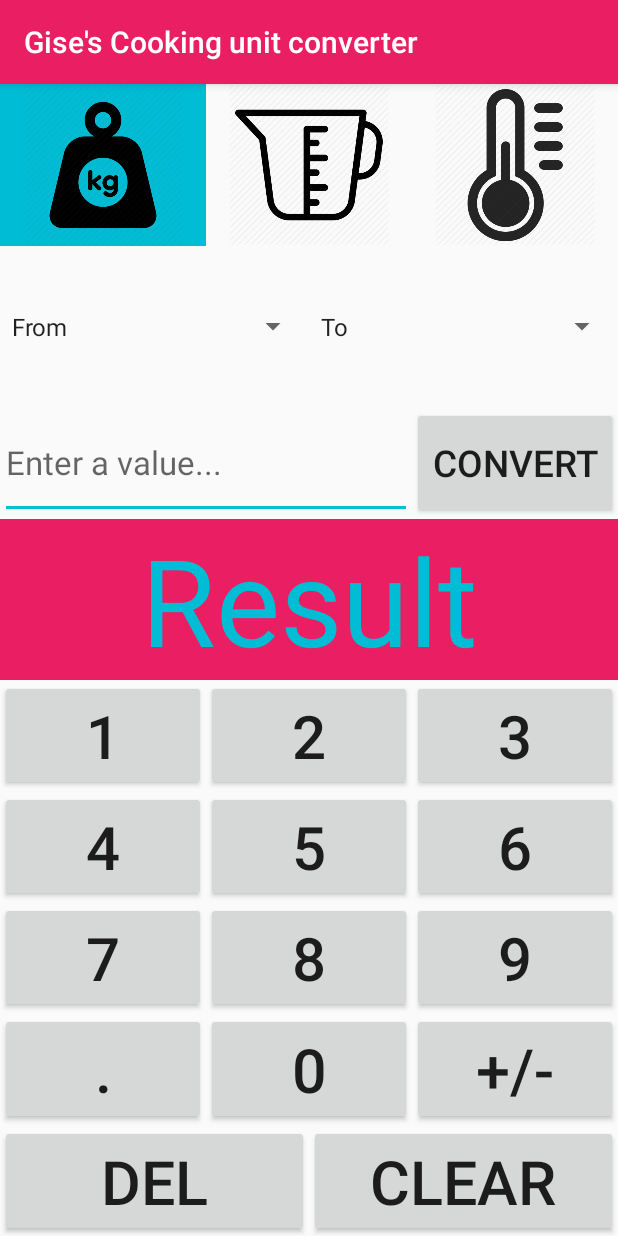
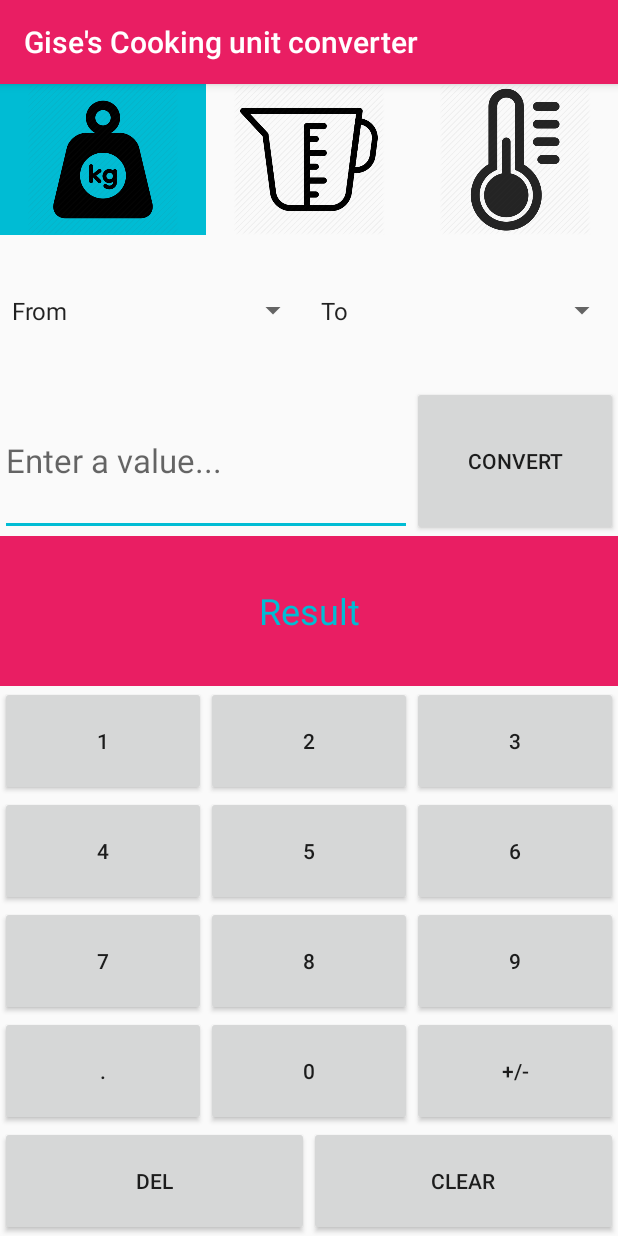
Before and after one commit to jlrods/GisesCookingunitconverter, an Android app: the screen it shows after launch (MainActivity), on a phone screen of 412 x 824 dp. Run offline under Robolectric (Android 15) with nearby library versions, the phone set to English and light mode, and no system bars.

Commit message:
Fix MainActivily landscape layout

```diff
--- a/app/build.gradle
+++ b/app/build.gradle
@@ -19,11 +19,12 @@ android {
 }
 
 dependencies {
-    implementation fileTree(dir: 'libs', include: ['*.jar'])
+    implementation fileTree(include: ['*.jar'], dir: 'libs')
     implementation 'com.android.support:appcompat-v7:26.1.0'
     implementation 'com.android.support.constraint:constraint-layout:1.1.0'
     testImplementation 'junit:junit:4.12'
     androidTestImplementation 'com.android.support.test:runner:1.0.2'
     androidTestImplementation 'com.android.support.test.espresso:espresso-core:3.0.2'
     implementation 'com.android.support:support-annotations:27.1.1'
+
 }
--- a/app/src/main/res/layout-land/activity_main.xml
+++ b/app/src/main/res/layout-land/activity_main.xml
@@ -81,7 +81,7 @@
             android:layout_height="match_parent"
             android:layout_weight="1"
             android:text="@string/Convert"
-            android:autoSizeTextType="uniform"/>
+            android:textAppearance="?android:attr/textAppearanceSmall" />
 
     </LinearLayout>
 
@@ -96,12 +96,12 @@
             android:id="@+id/tvResult"
             android:layout_width="match_parent"
             android:layout_height="match_parent"
-            android:autoSizeTextType="uniform"
             android:background="@color/colorPrimary"
             android:gravity="center"
+            android:padding="5sp"
             android:text="@string/UnitToResult"
             android:textColor="@color/colorAccent"
-            android:textSize="?android:attr/windowTitleSize"
+            android:textSize="18sp"
             tools:ignore="NestedWeights" />
 
     </LinearLayout>
@@ -109,7 +109,7 @@
     <LinearLayout
         android:layout_width="match_parent"
         android:layout_height="match_parent"
-        android:layout_weight="0.6"
+        android:layout_weight="0.65"
         android:orientation="horizontal">
 
         <TableLayout
@@ -121,8 +121,7 @@
                 android:layout_width="match_parent"
                 android:layout_height="match_parent"
                 android:layout_weight="1"
-                android:orientation="vertical"
-                android:padding="0.5sp">
+                android:orientation="vertical">
 
                 <Button
                     android:id="@+id/btn1"
@@ -131,8 +130,8 @@
                     android:layout_weight="1"
                     android:elevation="0dp"
                     android:text="1"
-                    android:autoSizeTextType="uniform"
-                    />
+                    android:textAppearance="?android:attr/textAppearanceSmall"
+                    android:textSize="12sp" />
 
                 <Button
                     android:id="@+id/btn2"
@@ -140,7 +139,8 @@
                     android:layout_height="match_parent"
                     android:layout_weight="1"
                     android:text="2"
-                    android:autoSizeTextType="uniform" />
+                    android:textAppearance="?android:attr/textAppearanceSmall"
+                    android:textSize="12sp" />
 
                 <Button
                     android:id="@+id/btn3"
@@ -148,15 +148,24 @@
                     android:layout_height="match_parent"
                     android:layout_weight="1"
                     android:text="3"
-                    android:autoSizeTextType="uniform" />
+                    android:textAppearance="?android:attr/textAppearanceSmall"
+                    android:textSize="12sp" />
+
+                <Button
+                    android:id="@+id/btnDivision"
+                    android:layout_width="0dp"
+                    android:layout_height="match_parent"
+                    android:layout_weight="1"
+                    android:text="@string/ChangeSign"
+                    android:textAppearance="?android:attr/textAppearanceSmall"
+                    android:textSize="12sp" />
 
             </TableRow>
 
             <TableRow
                 android:layout_width="match_parent"
                 android:layout_height="match_parent"
-                android:layout_weight="1"
-                android:padding="0.5sp">
+                android:layout_weight="1">
 
                 <Button
                     android:id="@+id/btn4"
@@ -164,7 +173,8 @@
                     android:layout_height="match_parent"
                     android:layout_weight="1"
                     android:text="@string/No4"
-                    android:autoSizeTextType="uniform" />
+                    android:textAppearance="?android:attr/textAppearanceSmall"
+                    android:textSize="12sp" />
 
                 <Button
                     android:id="@+id/btn5"
@@ -172,7 +182,8 @@
                     android:layout_height="match_parent"
                     android:layout_weight="1"
                     android:text="@string/No5"
-                    android:autoSizeTextType="uniform" />
+                    android:textAppearance="?android:attr/textAppearanceSmall"
+                    android:textSize="12sp" />
 
                 <Button
                     android:id="@+id/btn6"
@@ -180,7 +191,17 @@
                     android:layout_height="match_parent"
                     android:layout_weight="1"
                     android:text="@string/No6"
-                    android:autoSizeTextType="uniform" />
+                    android:textAppearance="?android:attr/textAppearanceSmall"
+                    android:textSize="12sp" />
+
+                <Button
+                    android:id="@+id/btnDecimal"
+                    android:layout_width="0dp"
+                    android:layout_height="match_parent"
+                    android:layout_weight="1"
+                    android:text="@string/DecimalPoint"
+                    android:textSize="12sp" />
+
             </TableRow>
 
             <TableRow
@@ -195,7 +216,8 @@
                     android:layout_height="match_parent"
                     android:layout_weight="1"
                     android:text="@string/No7"
-                    android:autoSizeTextType="uniform" />
+                    android:textAppearance="?android:attr/textAppearanceSmall"
+                    android:textSize="12sp" />
 
                 <Button
                     android:id="@+id/btn8"
@@ -203,7 +225,8 @@
                     android:layout_height="match_parent"
                     android:layout_weight="1"
                     android:text="@string/No8"
-                    android:autoSizeTextType="uniform" />
+                    android:textAppearance="?android:attr/textAppearanceSmall"
+                    android:textSize="12sp" />
 
                 <Button
                     android:id="@+id/btn9"
@@ -211,22 +234,8 @@
                     android:layout_height="match_parent"
                     android:layout_weight="1"
                     android:text="@string/No9"
-                    android:autoSizeTextType="uniform" />
-            </TableRow>
-
-            <TableRow
-                android:layout_width="match_parent"
-                android:layout_height="match_parent"
-                android:layout_weight="1"
-                android:padding="0.5sp">
-
-                <Button
-                    android:id="@+id/btnDecimal"
-                    android:layout_width="0dp"
-                    android:layout_height="match_parent"
-                    android:layout_weight="1"
-                    android:text="@string/DecimalPoint"
-                    android:autoSizeTextType="uniform" />
+                    android:textAppearance="?android:attr/textAppearanceSmall"
+                    android:textSize="12sp" />
 
                 <Button
                     android:id="@+id/btn0"
@@ -234,15 +243,8 @@
                     android:layout_height="match_parent"
                     android:layout_weight="1"
                     android:text="@string/No0"
-                    android:autoSizeTextType="uniform" />
-
-                <Button
-                    android:id="@+id/btnDivision"
-                    android:layout_width="0dp"
-                    android:layout_height="match_parent"
-                    android:layout_weight="1"
-                    android:text="@string/ChangeSign"
-                    android:autoSizeTextType="uniform" />
+                    android:textAppearance="?android:attr/textAppearanceSmall"
+                    android:textSize="12sp" />
             </TableRow>
 
         </TableLayout>
@@ -250,8 +252,7 @@
         <TableLayout
             android:layout_width="match_parent"
             android:layout_height="match_parent"
-            android:layout_weight="4"
-            android:padding="0.5sp">
+            android:layout_weight="4">
 
             <TableRow
                 android:layout_width="match_parent"
--- a/app/src/main/res/layout/activity_main.xml
+++ b/app/src/main/res/layout/activity_main.xml
@@ -60,7 +60,7 @@
     <LinearLayout
         android:layout_width="match_parent"
         android:layout_height="match_parent"
-        android:layout_weight="1.05"
+        android:layout_weight="1"
         android:orientation="horizontal"
         tools:ignore="NestedWeights">
 
@@ -69,7 +69,6 @@
             android:layout_width="match_parent"
             android:layout_height="match_parent"
             android:layout_weight="0.5"
-            android:autoSizeTextType="uniform"
             android:ems="10"
             android:hint="@string/UnitFromHint"
             android:textAppearance="?android:attr/textAppearanceLarge"
@@ -80,7 +79,6 @@
             android:layout_width="match_parent"
             android:layout_height="match_parent"
             android:layout_weight="1"
-            android:autoSizeTextType="uniform"
             android:text="@string/Convert" />
 
     </LinearLayout>
@@ -97,13 +95,13 @@
             android:id="@+id/tvResult"
             android:layout_width="match_parent"
             android:layout_height="match_parent"
+            android:autoText="false"
             android:background="@color/colorPrimary"
             android:gravity="center"
             android:text="@string/UnitToResult"
             android:textColor="@color/colorAccent"
-            android:textSize="?android:attr/windowTitleSize"
-            tools:ignore="NestedWeights"
-            android:autoSizeTextType="uniform"/>
+            android:textSize="24sp"
+            tools:ignore="NestedWeights" />
     </LinearLayout>
 
     <TableLayout
@@ -123,7 +121,7 @@
                 android:layout_height="match_parent"
                 android:layout_weight="1"
                 android:elevation="0dp"
-                android:autoSizeTextType="uniform"
+
                 android:text="@string/No1" />
 
             <Button
@@ -131,7 +129,6 @@
                 android:layout_width="0dp"
                 android:layout_height="match_parent"
                 android:layout_weight="1"
-                android:autoSizeTextType="uniform"
                 android:text="@string/No2"/>
 
             <Button
@@ -139,7 +136,6 @@
                 android:layout_width="0dp"
                 android:layout_height="match_parent"
                 android:layout_weight="1"
-                android:autoSizeTextType="uniform"
                 android:text="@string/No3" />
 
         </TableRow>
@@ -154,7 +150,6 @@
                 android:layout_width="0dp"
                 android:layout_height="match_parent"
                 android:layout_weight="1"
-                android:autoSizeTextType="uniform"
                 android:text="@string/No4" />
 
             <Button
@@ -162,7 +157,6 @@
                 android:layout_width="0dp"
                 android:layout_height="match_parent"
                 android:layout_weight="1"
-                android:autoSizeTextType="uniform"
                 android:text="@string/No5" />
 
             <Button
@@ -170,7 +164,6 @@
                 android:layout_width="0dp"
                 android:layout_height="match_parent"
                 android:layout_weight="1"
-                android:autoSizeTextType="uniform"
                 android:text="@string/No6" />
         </TableRow>
 
@@ -184,7 +177,6 @@
                 android:layout_width="0dp"
                 android:layout_height="match_parent"
                 android:layout_weight="1"
-                android:autoSizeTextType="uniform"
                 android:text="@string/No7" />
 
             <Button
@@ -192,7 +184,6 @@
                 android:layout_width="0dp"
                 android:layout_height="match_parent"
                 android:layout_weight="1"
-                android:autoSizeTextType="uniform"
                 android:text="@string/No8" />
 
             <Button
@@ -200,7 +191,6 @@
                 android:layout_width="0dp"
                 android:layout_height="match_parent"
                 android:layout_weight="1"
-                android:autoSizeTextType="uniform"
                 android:text="@string/No9" />
         </TableRow>
 
@@ -214,7 +204,6 @@
                 android:layout_width="0dp"
                 android:layout_height="match_parent"
                 android:layout_weight="1"
-                android:autoSizeTextType="uniform"
                 android:text="@string/DecimalPoint" />
 
             <Button
@@ -222,7 +211,6 @@
                 android:layout_width="0dp"
                 android:layout_height="match_parent"
                 android:layout_weight="1"
-                android:autoSizeTextType="uniform"
 
                 android:text="@string/No0" />
 
@@ -231,7 +219,6 @@
                 android:layout_width="0dp"
                 android:layout_height="match_parent"
                 android:layout_weight="1"
-                android:autoSizeTextType="uniform"
                 android:text="@string/ChangeSign" />
         </TableRow>
         <TableRow
@@ -244,7 +231,6 @@
                 android:layout_width="0dp"
                 android:layout_height="match_parent"
                 android:layout_weight="1"
-                android:autoSizeTextType="uniform"
                 android:text="@string/Delete" />
 
 
@@ -254,7 +240,6 @@
                 android:layout_width="0dp"
                 android:layout_height="match_parent"
                 android:layout_weight="1"
-                android:autoSizeTextType="uniform"
                 android:text="@string/Clear" />
         </TableRow>
     </TableLayout>
```
Also changed, not shown: app/src/main/java/io/github/jlrods/gisescookingunitconverter/MainActivity.java (+1 -6 lines).
